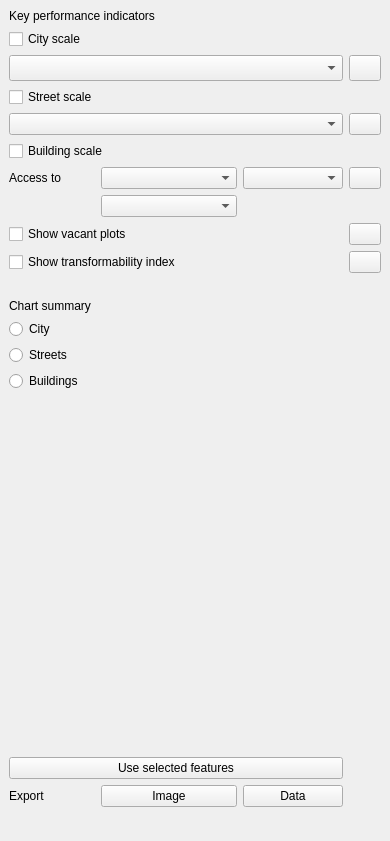
The window that CityExplorer/city_explorer_dockwidget_base.ui (spacesyntax/p2756-CityExplorer) describes before a commit, drawn with Qt 5.
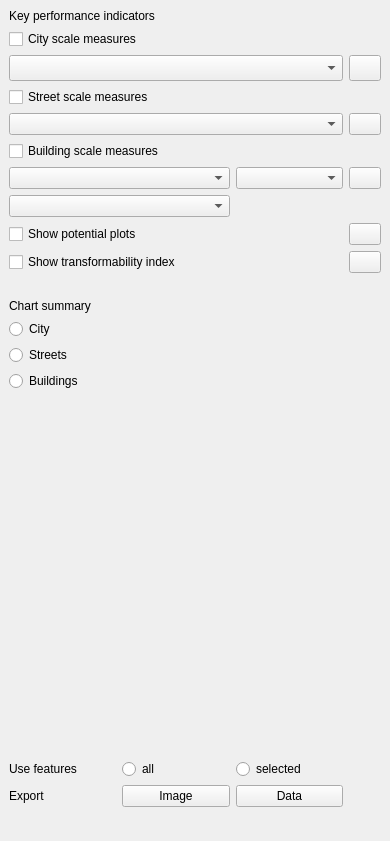
The same window after the commit.

```diff
--- a/CityExplorer/city_explorer_dockwidget_base.ui
+++ b/CityExplorer/city_explorer_dockwidget_base.ui
@@ -38,6 +38,13 @@
       <property name="sizeConstraint">
        <enum>QLayout::SetNoConstraint</enum>
       </property>
+      <item row="19" column="0">
+       <widget class="QLabel" name="label_4">
+        <property name="text">
+         <string>Use features</string>
+        </property>
+       </widget>
+      </item>
       <item row="1" column="0" colspan="2">
        <widget class="QCheckBox" name="cityCheckBox">
         <property name="sizePolicy">
@@ -47,7 +54,7 @@
          </sizepolicy>
         </property>
         <property name="text">
-         <string>City scale</string>
+         <string>City scale measures</string>
         </property>
        </widget>
       </item>
@@ -150,7 +157,7 @@
          </sizepolicy>
         </property>
         <property name="text">
-         <string>Show vacant plots</string>
+         <string>Show potential plots</string>
         </property>
        </widget>
       </item>
@@ -256,7 +263,7 @@
          </sizepolicy>
         </property>
         <property name="text">
-         <string>Street scale</string>
+         <string>Street scale measures</string>
         </property>
        </widget>
       </item>
@@ -269,7 +276,7 @@
          </sizepolicy>
         </property>
         <property name="text">
-         <string>Building scale</string>
+         <string>Building scale measures</string>
         </property>
        </widget>
       </item>
@@ -361,36 +368,6 @@
         </property>
        </widget>
       </item>
-      <item row="19" column="0" colspan="3">
-       <widget class="QPushButton" name="pushButton_3">
-        <property name="text">
-         <string>Use selected features</string>
-        </property>
-       </widget>
-      </item>
-      <item row="6" column="0">
-       <widget class="QLabel" name="label_4">
-        <property name="text">
-         <string>Access to </string>
-        </property>
-       </widget>
-      </item>
-      <item row="6" column="1">
-       <widget class="QComboBox" name="kpicombo">
-        <property name="sizePolicy">
-         <sizepolicy hsizetype="MinimumExpanding" vsizetype="Minimum">
-          <horstretch>0</horstretch>
-          <verstretch>0</verstretch>
-         </sizepolicy>
-        </property>
-        <property name="minimumSize">
-         <size>
-          <width>100</width>
-          <height>0</height>
-         </size>
-        </property>
-       </widget>
-      </item>
       <item row="6" column="2">
        <widget class="QComboBox" name="modecombo">
         <property name="sizePolicy">
@@ -432,7 +409,23 @@
         </property>
        </widget>
       </item>
-      <item row="8" column="1">
+      <item row="6" column="0" colspan="2">
+       <widget class="QComboBox" name="kpicombo">
+        <property name="sizePolicy">
+         <sizepolicy hsizetype="MinimumExpanding" vsizetype="Minimum">
+          <horstretch>0</horstretch>
+          <verstretch>0</verstretch>
+         </sizepolicy>
+        </property>
+        <property name="minimumSize">
+         <size>
+          <width>100</width>
+          <height>0</height>
+         </size>
+        </property>
+       </widget>
+      </item>
+      <item row="8" column="0" colspan="2">
        <widget class="QComboBox" name="kpi2combo">
         <property name="minimumSize">
          <size>
@@ -442,6 +435,26 @@
         </property>
        </widget>
       </item>
+      <item row="19" column="2">
+       <widget class="QRadioButton" name="selectedRadio">
+        <property name="text">
+         <string>selected</string>
+        </property>
+        <attribute name="buttonGroup">
+         <string notr="true">buttonGroup_2</string>
+        </attribute>
+       </widget>
+      </item>
+      <item row="19" column="1">
+       <widget class="QRadioButton" name="allRadio">
+        <property name="text">
+         <string>all</string>
+        </property>
+        <attribute name="buttonGroup">
+         <string notr="true">buttonGroup_2</string>
+        </attribute>
+       </widget>
+      </item>
      </layout>
     </item>
    </layout>
```
Left out of the diff: 19 changed lines with no effect on the pictures.
